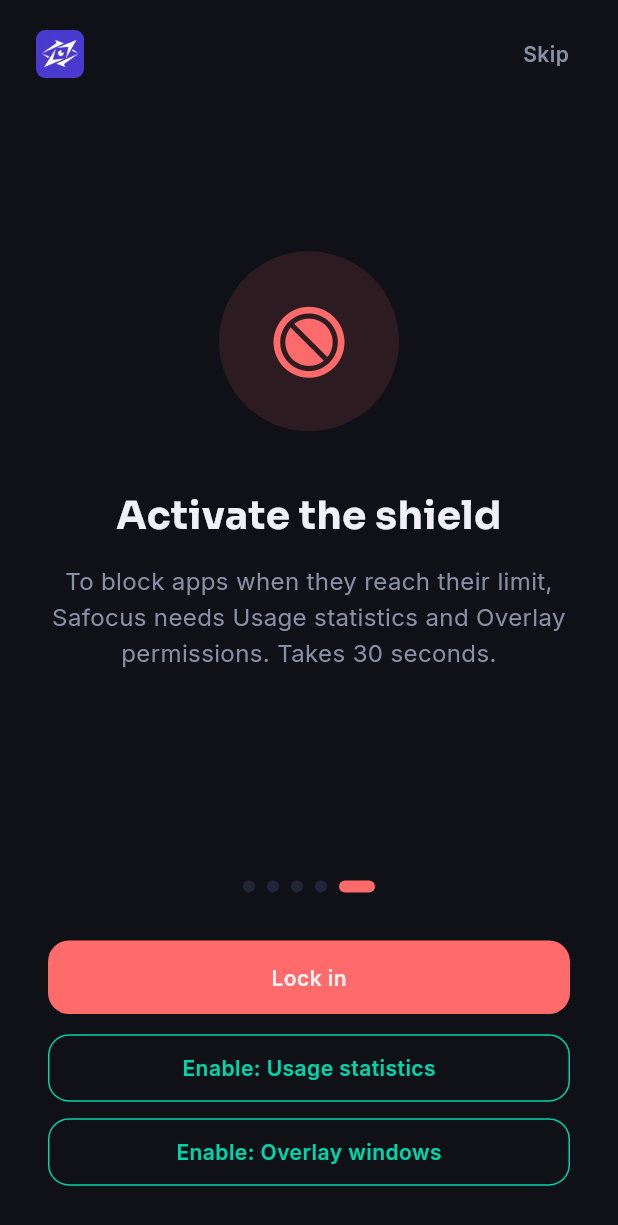
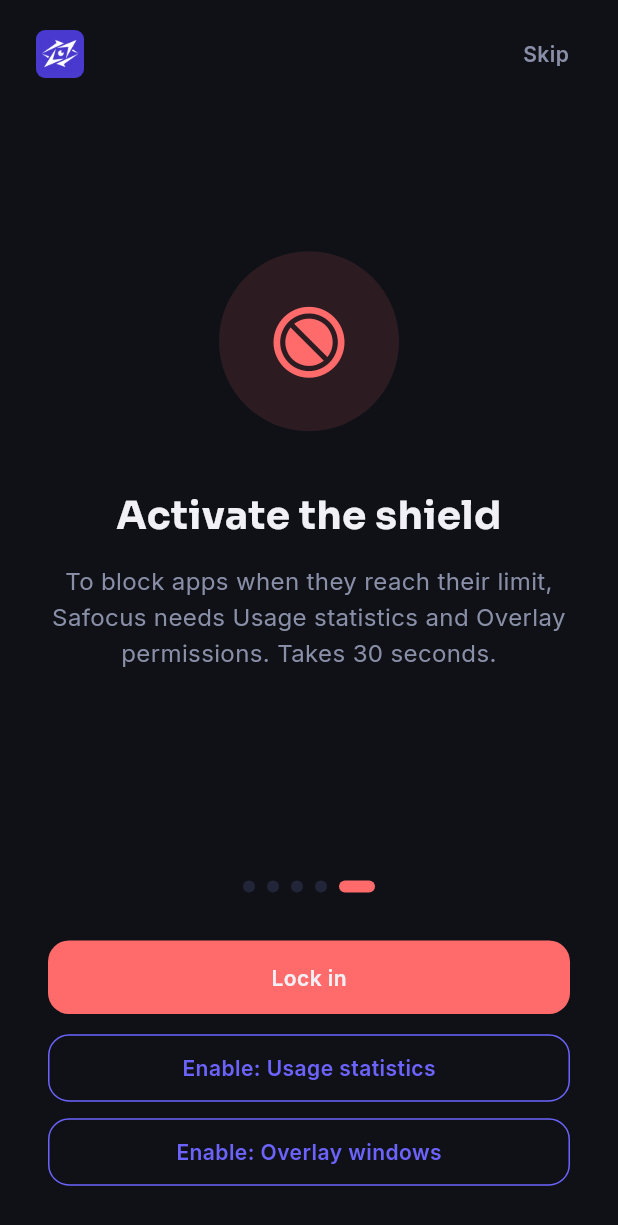
Before and after one commit to luis-sagx/safocus, a Flutter app: the screen it shows after launch, swiped to page 5, on a phone screen of 412 x 824 dp. Shown: the top 1225 px of the screen. Run offline on Flutter 3.47's test engine with Material 3 defaults, Android fonts, the phone set to English and light mode, and no system bars; our stand-ins replace fl_chart, flutter_local_notifications, flutter_riverpod, flutter_secure_storage, go_router, local_auth and 4 more; missing offline and left inert: workmanager.

Commit message:
feat(onboarding,blocking): permission UX + VPN category defaults
Permissions:
- Re-check usage/overlay permissions on app resume so the home banner and
  onboarding buttons update immediately instead of requiring a second entry.
- Onboarding permission actions now show live state: primary outline while
  pending, green confirmation once granted (no longer red/error-looking).
- Home permission banner action buttons recolored from error-red to primary.

Blocking / VPN:
- Hide individual domains for Adult, Betting and Clickbait categories; only the
  master switch is shown.
- Add LatAm/Ecuador betting platforms (ecuabet, betano, rushbet, wplay, etc.).
- First time the VPN is enabled, default the Adult/Betting/Clickbait categories
  ON; later activations respect the user's choices.

Co-Authored-By: Claude Opus 4.8 <noreply@anthropic.com>

```diff
--- a/lib/core/constants/app_constants.dart
+++ b/lib/core/constants/app_constants.dart
@@ -20,6 +20,7 @@ abstract class AppConstants {
       'pin_hash'; // legacy key, now unused (hash stored in SecureStorage)
   static const String keyBiometricEnabled = 'biometric_enabled';
   static const String keyVpnEnabled = 'vpn_enabled';
+  static const String keyVpnCategoryDefaults = 'vpn_category_defaults_applied';
   static const String keyQuietStart = 'quiet_start';
   static const String keyQuietEnd = 'quiet_end';
   static const String keyEmergencyExtUsed = 'emergency_ext_used';
--- a/lib/core/constants/blocked_sites.dart
+++ b/lib/core/constants/blocked_sites.dart
@@ -63,6 +63,18 @@ abstract class BlockedSites {
       'stake.com',
       'roobet.com',
       'rollbit.com',
+      'ecuabet.com',
+      'betano.com',
+      'rushbet.co',
+      'wplay.co',
+      'rivalo.com',
+      '1win.com',
+      'melbet.com',
+      'betwinner.com',
+      'megapari.com',
+      'pin-up.bet',
+      'betsafe.com',
+      'meridianbet.com',
     ],
     'Noticias / clickbait': [
       'buzzfeed.com',
--- a/lib/features/home/screens/home_screen.dart
+++ b/lib/features/home/screens/home_screen.dart
@@ -537,7 +537,7 @@ class _BannerButton extends StatelessWidget {
       child: Container(
         padding: const EdgeInsets.symmetric(horizontal: 12, vertical: 6),
         decoration: BoxDecoration(
-          color: AppColors.error,
+          color: AppColors.primary,
           borderRadius: BorderRadius.circular(8),
         ),
         child: Text(
--- a/lib/features/onboarding/screens/onboarding_screen.dart
+++ b/lib/features/onboarding/screens/onboarding_screen.dart
@@ -21,11 +21,47 @@ class OnboardingScreen extends StatefulWidget {
   State<OnboardingScreen> createState() => _OnboardingScreenState();
 }
 
-class _OnboardingScreenState extends State<OnboardingScreen> {
+class _OnboardingScreenState extends State<OnboardingScreen>
+    with WidgetsBindingObserver {
   final _controller = PageController();
   int _page = 0;
   int _scrollHoursPerDay = 3;
   String? _selectedIdentity;
+
+  bool _usageGranted = false;
+  bool _overlayGranted = false;
+
+  @override
+  void initState() {
+    super.initState();
+    WidgetsBinding.instance.addObserver(this);
+    _refreshPermissions();
+  }
+
+  @override
+  void didChangeAppLifecycleState(AppLifecycleState state) {
+    // Returning from the system settings screen → re-check so the buttons
+    // flip to "granted" immediately, without re-entering onboarding.
+    if (state == AppLifecycleState.resumed) _refreshPermissions();
+  }
+
+  Future<void> _refreshPermissions() async {
+    try {
+      const channel = MethodChannel(AppConstants.channelBlockControl);
+      final usage =
+          await channel.invokeMethod<bool>('hasUsagePermission') ?? false;
+      final overlay =
+          await channel.invokeMethod<bool>('hasOverlayPermission') ?? false;
+      if (mounted) {
+        setState(() {
+          _usageGranted = usage;
+          _overlayGranted = overlay;
+        });
+      }
+    } catch (_) {
+      // Non-Android / channel unavailable — leave as not granted.
+    }
+  }
 
   List<_Slide> _slides(BuildContext context) {
     final strings = AppStrings.of(context);
@@ -145,6 +181,7 @@ class _OnboardingScreenState extends State<OnboardingScreen> {
 
   @override
   void dispose() {
+    WidgetsBinding.instance.removeObserver(this);
     _controller.dispose();
     super.dispose();
   }
@@ -295,44 +332,16 @@ class _OnboardingScreenState extends State<OnboardingScreen> {
                     ),
                   if (_page == slides.length - 1) ...[
                     const SizedBox(height: 12),
-                    SizedBox(
-                      width: double.infinity,
-                      child: OutlinedButton(
-                        onPressed: _openUsageSettings,
-                        style: OutlinedButton.styleFrom(
-                          side: const BorderSide(color: AppColors.secondary),
-                          padding: const EdgeInsets.symmetric(vertical: 14),
-                          shape: RoundedRectangleBorder(
-                            borderRadius: BorderRadius.circular(14),
-                          ),
-                        ),
-                        child: Text(
-                          strings.onboardingUsageStatsButton,
-                          style: AppTypography.labelLarge.copyWith(
-                            color: AppColors.secondary,
-                          ),
-                        ),
-                      ),
+                    _PermissionButton(
+                      label: strings.onboardingUsageStatsButton,
+                      granted: _usageGranted,
+                      onTap: _openUsageSettings,
                     ),
                     const SizedBox(height: 8),
-                    SizedBox(
-                      width: double.infinity,
-                      child: OutlinedButton(
-                        onPressed: _openOverlaySettings,
-                        style: OutlinedButton.styleFrom(
-                          side: const BorderSide(color: AppColors.secondary),
-                          padding: const EdgeInsets.symmetric(vertical: 14),
-                          shape: RoundedRectangleBorder(
-                            borderRadius: BorderRadius.circular(14),
-                          ),
-                        ),
-                        child: Text(
-                          strings.onboardingOverlayButton,
-                          style: AppTypography.labelLarge.copyWith(
-                            color: AppColors.secondary,
-                          ),
-                        ),
-                      ),
+                    _PermissionButton(
+                      label: strings.onboardingOverlayButton,
+                      granted: _overlayGranted,
+                      onTap: _openOverlaySettings,
                     ),
                   ],
                 ],
@@ -546,6 +555,75 @@ class _IdentityChip extends StatelessWidget {
   }
 }
 
+/// Onboarding permission action. Pending → primary outline that opens the
+/// system settings screen. Granted → static green confirmation (no longer
+/// tappable) so the wizard visibly guides the user from "activar" to "listo".
+class _PermissionButton extends StatelessWidget {
+  const _PermissionButton({
+    required this.label,
+    required this.granted,
+    required this.onTap,
+  });
+
+  final String label;
+  final bool granted;
+  final VoidCallback onTap;
+
+  @override
+  Widget build(BuildContext context) {
+    final strings = AppStrings.of(context);
+    if (granted) {
+      return AnimatedContainer(
+        duration: const Duration(milliseconds: 250),
+        width: double.infinity,
+        padding: const EdgeInsets.symmetric(vertical: 14, horizontal: 16),
+        decoration: BoxDecoration(
+          color: AppColors.success.withOpacity(0.12),
+          borderRadius: BorderRadius.circular(14),
+          border: Border.all(color: AppColors.success),
+        ),
+        child: Row(
+          mainAxisAlignment: MainAxisAlignment.center,
+          children: [
+            const Icon(
+              PhosphorIconsFill.checkCircle,
+              color: AppColors.success,
+              size: 20,
+            ),
+            const SizedBox(width: 8),
+            Flexible(
+              child: Text(
+                '$label · ${strings.active}',
+                style: AppTypography.labelLarge.copyWith(
+                  color: AppColors.success,
+                ),
+                textAlign: TextAlign.center,
+              ),
+            ),
+          ],
+        ),
+      );
+    }
+    return SizedBox(
+      width: double.infinity,
+      child: OutlinedButton(
+        onPressed: onTap,
+        style: OutlinedButton.styleFrom(
+          side: const BorderSide(color: AppColors.primary),
+          padding: const EdgeInsets.symmetric(vertical: 14),
+          shape: RoundedRectangleBorder(
+            borderRadius: BorderRadius.circular(14),
+          ),
+        ),
+        child: Text(
+          label,
+          style: AppTypography.labelLarge.copyWith(color: AppColors.primary),
+        ),
+      ),
+    );
+  }
+}
+
 class _PinSetupDialog extends StatefulWidget {
   const _PinSetupDialog();
 
--- a/lib/main.dart
+++ b/lib/main.dart
@@ -8,6 +8,7 @@ import 'package:shared_preferences/shared_preferences.dart';
 import 'core/constants/app_constants.dart';
 import 'core/theme/app_theme.dart';
 import 'data/local/local_storage.dart';
+import 'features/app_limits/providers/app_limits_provider.dart';
 import 'features/app_limits/services/limit_monitor_service.dart';
 import 'features/auth/screens/auth_screen.dart';
 import 'features/notifications/services/notification_service.dart';
@@ -105,6 +106,10 @@ class _SaFocusAppState extends ConsumerState<SaFocusApp>
   void didChangeAppLifecycleState(AppLifecycleState state) {
     if (state == AppLifecycleState.resumed) {
       LimitMonitorService.instance.startForegroundMonitor();
+      // Re-check permissions when returning from system settings so the
+      // permission banner / onboarding buttons update immediately instead of
+      // requiring the user to re-enter the screen.
+      ref.read(appLimitsProvider.notifier).refreshPermissions();
     } else if (state == AppLifecycleState.paused) {
       LimitMonitorService.instance.stopForegroundMonitor();
     }
```
Also changed, not shown: lib/features/blocking/providers/blocking_provider.dart (+25 -0 lines), lib/features/blocking/screens/blocking_screen.dart (+9 -2 lines).
